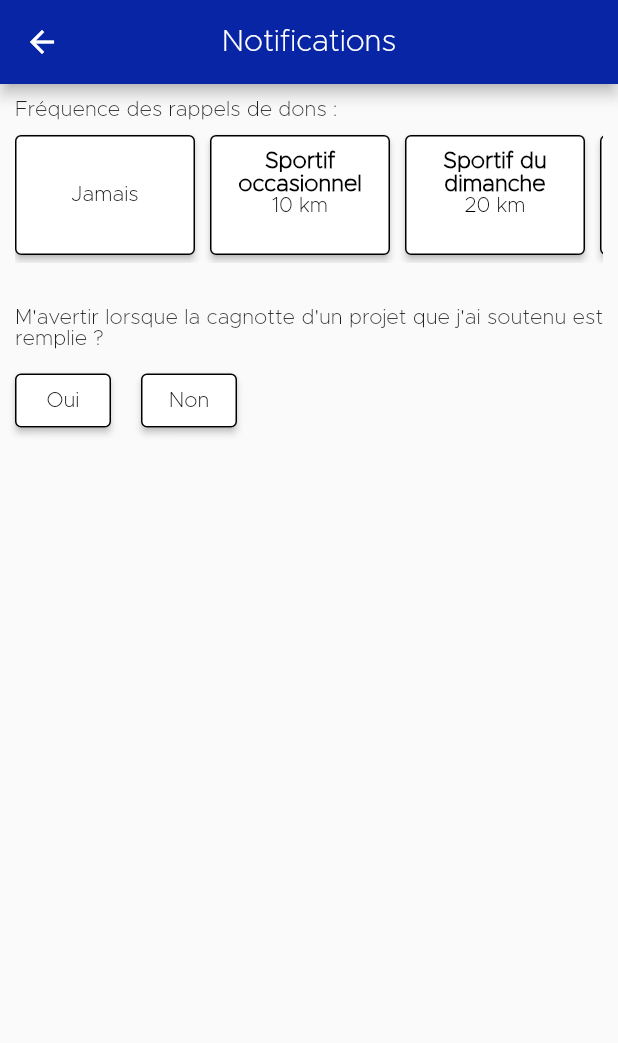
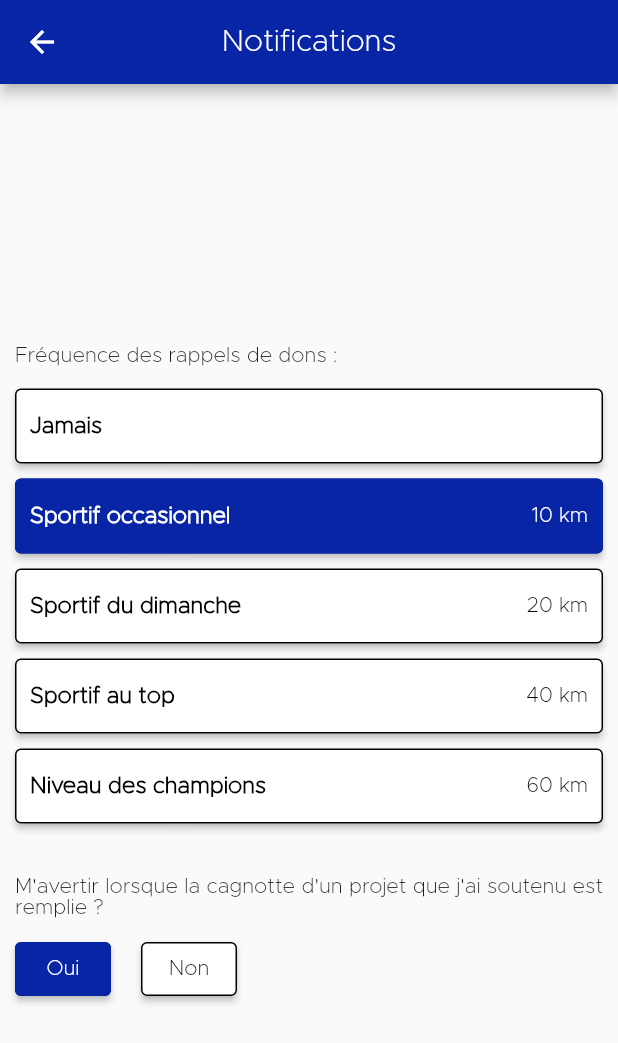
Before and after one commit to neonzip/Projet_SOLID-R, a Flutter app: the Notifications screen opened by its route, on a phone screen of 412 x 824 dp. Shown: the top 1043 px of the screen. Run offline on Flutter 3.47's test engine with Material 2 defaults, Android fonts, the phone set to English and light mode, and no system bars; our stand-ins replace auto_size_text, flutter_local_notifications, location, pedometer.

Commit message:
Page Notification fonctionnelle

```diff
--- a/lib/pages/user/Notifications.dart
+++ b/lib/pages/user/Notifications.dart
@@ -9,71 +9,95 @@ class Notifications extends StatefulWidget {
 }
 
 class _NotificationsState extends State<Notifications> {
+  bool isNever = false;
+  bool is10km = true;
+  bool is20km = false;
+  bool is40km = false;
+  bool is60km = false;
+
+  /////////////////////
+
+  bool isNo = false;
+  bool isYes = true;
 
   /// Widget building the part with the question about the frequency of reminder to donate.
   Widget containerFrequency() {
     return Column(
       crossAxisAlignment: CrossAxisAlignment.start,
         children: [
-          const Text(
+          Container(
+            padding: const EdgeInsets.fromLTRB(0, 0, 0, 10),
+            child: const Text(
               "Fréquence des rappels de dons :",
               textAlign: TextAlign.justify,
             ),
-          SingleChildScrollView(
-              scrollDirection: Axis.horizontal,
-              child:
-              Row (
+          ),
+          Column (
               mainAxisAlignment: MainAxisAlignment.spaceBetween,
               children: [
-                    /* "Jamais" */
-                    Container(
-                      margin: const EdgeInsets.fromLTRB(0, 10, 5, 5),
-                      width: 120,
-                      height: 80,
-                      child: ElevatedButton(
-                        onPressed: () {},
-                        style: //ButtonStyle
-                        ElevatedButton.styleFrom(
-                          primary: Colors.white,
-                          side: const BorderSide(width: 1.0, color: Colors.black),
-                          padding: const EdgeInsets.all(10),
-                        ),
-                        child: const Text(
-                          "Jamais",
-                          style: TextStyle(color: Colors.black),
-                        ),
-                      ),
+                /* Never */
+                NotificationFrequencyButton(
+                  onPressed: () {
+                    setState(() {
+                      is10km = is20km = is40km = is60km = false;
+                      isNever = true;
+                    });
+                  },
+                  primaryTitle: "Jamais",
+                  secondaryTitle:  "",
+                  isSelected: isNever,
                 ),
 
                 /* 10 km */
                 NotificationFrequencyButton(
-                      onPressed: () {},
+                  onPressed: () {
+                    setState(() {
+                      isNever = is20km = is40km = is60km = false;
+                      is10km = true;
+                    });
+                  },
                   primaryTitle: "Sportif occasionnel",
                   secondaryTitle:  "10 km",
+                  isSelected: is10km,
                 ),
 
                 /* 20 km */
                 NotificationFrequencyButton(
-                      onPressed: () {},
+                  onPressed: () {
+                    setState(() {
+                      isNever = is10km = is40km = is60km = false;
+                      is20km = true;                    });
+                  },
                   primaryTitle: "Sportif du dimanche",
                   secondaryTitle: "20 km",
+                  isSelected: is20km,
                 ),
 
                 /* 40 km */
                 NotificationFrequencyButton(
-                      onPressed: () {},
+                  onPressed: () {
+                    setState(() {
+                      isNever = is20km = is10km = is60km = false;
+                      is40km = true;                    });
+                  },
                   secondaryTitle: "40 km",
                   primaryTitle: "Sportif au top",
+                  isSelected: is40km,
                 ),
 
                 /* 60 km */
                 NotificationFrequencyButton(
-                      onPressed: () {},
+                  onPressed: () {
+                    setState(() {
+                      isNever = is20km = is40km = is10km = false;
+                      is60km = true;
+                    });
+                  },
                   secondaryTitle: "60 km",
                   primaryTitle: "Niveau des champions",
+                  isSelected: is60km,
                 ),
               ]
-              )
           )
         ]
     );
@@ -96,16 +120,27 @@ class _NotificationsState extends State<Notifications> {
               Container(
                 margin: const EdgeInsets.fromLTRB(0, 10, 10, 0),
                 child: ElevatedButton(
-                  onPressed: () {},
+                  onPressed: () {
+                    setState(() {
+                      isNo = false;
+                      isYes = true;
+                    });
+
+                  },
                   style: //ButtonStyle
                   ElevatedButton.styleFrom(
-                    primary: Colors.white,
-                    side: const BorderSide(width: 1.0, color: Colors.black),
+                    primary: isYes ? const Color(0xFF0725A5) : Colors.white,
+                    side: BorderSide(
+                        width: 1.0,
+                        color: isYes ? const Color(0xFF0725A5) : Colors.black
+                    ),
                     padding: const EdgeInsets.all(10),
                   ),
-                  child: const Text(
+                  child: Text(
                     "Oui",
-                    style: TextStyle(color: Colors.black),
+                    style: TextStyle(
+                        color: isYes? Colors.white : Colors.black
+                    ),
                   ),
                 ),
               ),
@@ -113,16 +148,27 @@ class _NotificationsState extends State<Notifications> {
                 margin: const EdgeInsets.fromLTRB(10, 10, 0, 0),
                 child:
                 ElevatedButton(
-                  onPressed: () {},
+                  onPressed: () {
+                    setState(() {
+                      isYes = false;
+                      isNo = true;
+                    });
+
+                  },
                   style: //ButtonStyle
                   ElevatedButton.styleFrom(
-                    primary: Colors.white,
-                    side: const BorderSide(width: 1.0, color: Colors.black),
+                    primary: isNo ? const Color(0xFF0725A5) : Colors.white,
+                    side: BorderSide(
+                        width: 1.0,
+                        color: isNo ? const Color(0xFF0725A5) : Colors.black,
+                    ),
                     padding: const EdgeInsets.all(10),
                   ),
-                  child: const Text(
+                  child: Text(
                     "Non",
-                    style: TextStyle(color: Colors.black),
+                    style: TextStyle(
+                        color: isNo? Colors.white : Colors.black,
+                    ),
                   ),
                 ),
               ),
@@ -141,11 +187,13 @@ class _NotificationsState extends State<Notifications> {
         title: const Text("Notifications"),
         centerTitle: true,
       ),
-      body: Padding(
-        padding: const EdgeInsets.all(10),
+      body: Center(
         child: SingleChildScrollView (
           child:
-          Column(
+              Container(
+                padding: const EdgeInsets.fromLTRB(10, 30, 10, 10),
+                width: 500,
+                child: Column(
                   children: [
                     /* Part about frequency of reminder for donation. */
                     containerFrequency(),
@@ -156,6 +204,7 @@ class _NotificationsState extends State<Notifications> {
                 ),
               ),
         ),
+      ),
     );
   }
 }
--- a/lib/pages/user/templates/NotificationFrequencyButton.dart
+++ b/lib/pages/user/templates/NotificationFrequencyButton.dart
@@ -1,12 +1,11 @@
-import 'dart:developer';
-
 import 'package:flutter/material.dart';
 
 class NotificationFrequencyButton extends StatefulWidget {
   String primaryTitle;
   String secondaryTitle;
+  bool isSelected;
   void Function()? onPressed;
-  NotificationFrequencyButton({Key? key, required this.primaryTitle, required this.secondaryTitle, required this.onPressed}) : super(key: key);
+  NotificationFrequencyButton({Key? key, required this.primaryTitle, required this.secondaryTitle, required this.onPressed, required this.isSelected}) : super(key: key);
   @override
   _NotificationFrequencyButtonState createState() => _NotificationFrequencyButtonState();
 }
@@ -21,28 +20,34 @@ class _NotificationFrequencyButtonState extends State<NotificationFrequencyButto
   /// Widget building the notifcation frequency button.
   Widget buttonNotificationTemplate() {
     return Container(
-      margin: const EdgeInsets.fromLTRB(5, 10, 5, 5),
-      width: 120,
-      height: 80,
+      margin: const EdgeInsets.fromLTRB(0, 5, 0, 5),
+      height: 50,
       child: ElevatedButton(
           onPressed: widget.onPressed,
-          style: //ButtonStyle
+          style:
           ElevatedButton.styleFrom(
-            primary: Colors.white,
-            side: const BorderSide(width: 1.0, color: Colors.black),
+            primary: widget.isSelected ? const Color(0xFF0725A5) : Colors.white,
+            side: BorderSide(
+                width: 1.0,
+                color: widget.isSelected ? const Color(0xFF0725A5) : Colors.black,
+            ),
             padding: const EdgeInsets.all(10),
           ),
-          child: Column (
+          child: Row (
             children: [
               Text(
                 widget.primaryTitle,
-                style: const TextStyle(color: Colors.black, fontWeight: FontWeight.bold, fontSize: 15),
+                style: TextStyle(
+                    color: widget.isSelected ? Colors.white : Colors.black,
+                    fontWeight: FontWeight.bold,
+                    fontSize: 15
+                ),
                 textAlign: TextAlign.center,
               ),
+              const Spacer(),
               Text(
                 widget.secondaryTitle,
-                style: const TextStyle(color: Colors.black),
-                textAlign: TextAlign.center,
+                style: TextStyle(color: widget.isSelected ? Colors.white : Colors.black),
               )
             ],
           )
```
Lines whose indentation alone changed are shown as unchanged.
